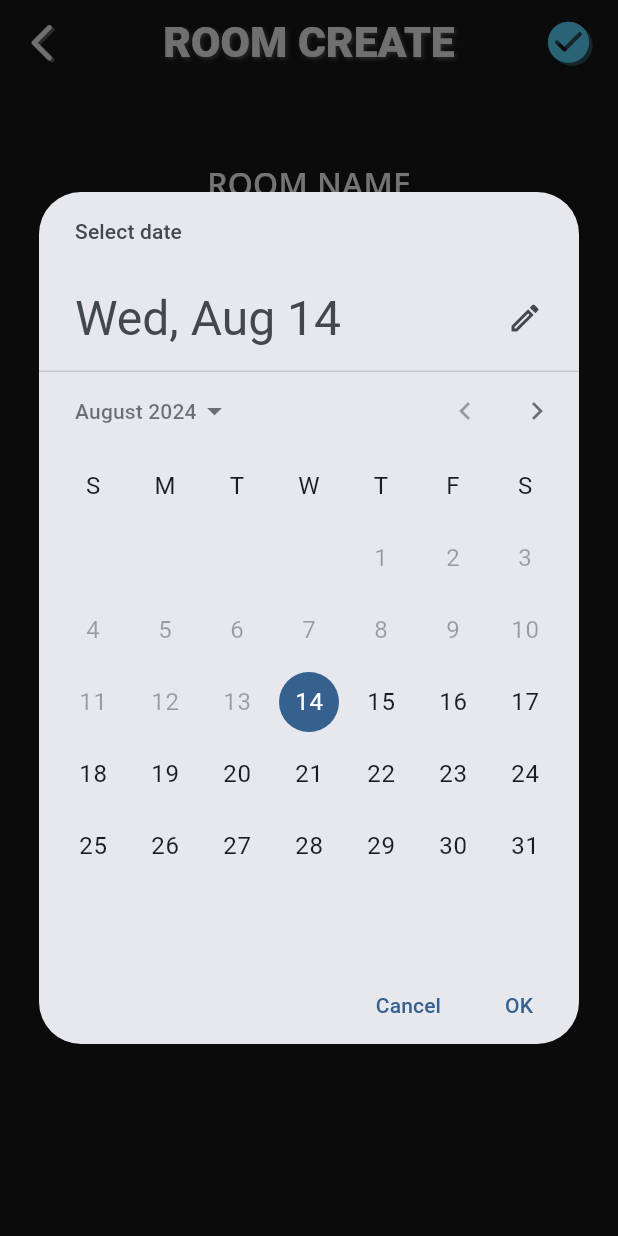
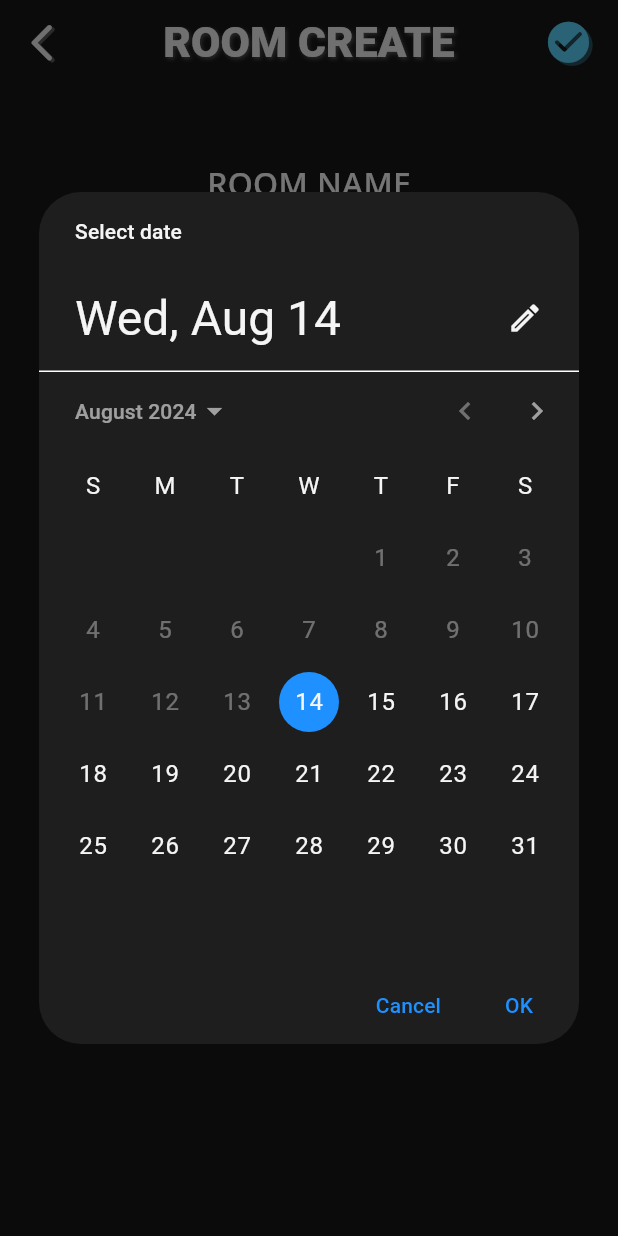
Before and after one commit to jhdo-dev/elice-1st-topkon, a Flutter app: the RoomCreatePage screen opened by its route, after a tap on "SELECT", on a phone screen of 412 x 824 dp. Run offline on Flutter 3.47's test engine with Material 3 defaults, Android fonts, the phone set to English and light mode, and no system bars; our stand-ins replace bloc, dartz, dio, equatable, flutter_bloc, flutter_screenutil and 3 more; accounts and stored records are empty; network calls fail; Roboto replaces fonts that are missing (Play).

Commit message:
피커 색상변경

```diff
--- a/alarm_front/lib/presentation/pages/room_create/room_create_page.dart
+++ b/alarm_front/lib/presentation/pages/room_create/room_create_page.dart
@@ -1,5 +1,6 @@
 import 'package:alarm_front/config/colors.dart';
 import 'package:alarm_front/config/text_styles.dart';
+import 'package:alarm_front/presentation/bloc/bottom_nav/bottom_nav_bloc.dart';
 import 'package:alarm_front/presentation/bloc/room/room_bloc.dart';
 import 'package:alarm_front/presentation/bloc/topic/topic_bloc.dart';
 import 'package:alarm_front/presentation/widgets/app_bar.dart';
@@ -23,6 +24,16 @@ class _RoomCreatePageState extends State<RoomCreatePage> {
   int? selectedTopic;
   final TextEditingController _controller = TextEditingController();
 
+  final ThemeData customDarkTheme = ThemeData(
+    brightness: Brightness.dark,
+    colorScheme: ColorScheme.dark(
+      primary: AppColors.sendMsgBurbleColor, // 주요 색상
+      onPrimary: AppColors.appbarColor, // 주요 색상 위의 글자색
+      surface: AppColors.cardColor, // 대화상자 배경색
+      onSurface: AppColors.appbarColor, // 대화상자 위의 글자색
+    ),
+  );
+
   @override
   void initState() {
     super.initState();
@@ -37,6 +48,8 @@ class _RoomCreatePageState extends State<RoomCreatePage> {
 
   @override
   Widget build(BuildContext context) {
+    context.read<BottomNavBloc>().state.selectedIndex;
+
     return Scaffold(
       appBar: AppbarWidget(
         title: "ROOM CREATE",
@@ -277,6 +290,12 @@ class _RoomCreatePageState extends State<RoomCreatePage> {
       initialDate: now,
       firstDate: now,
       lastDate: DateTime(now.year + 1),
+      builder: (BuildContext context, Widget? child) {
+        return Theme(
+          data: customDarkTheme,
+          child: child!,
+        );
+      },
     );
 
     if (pickedDate != null) {
@@ -306,6 +325,12 @@ class _RoomCreatePageState extends State<RoomCreatePage> {
       initialDate: now,
       firstDate: now,
       lastDate: DateTime(now.year + 1),
+      builder: (BuildContext context, Widget? child) {
+        return Theme(
+          data: customDarkTheme,
+          child: child!,
+        );
+      },
     );
 
     if (pickedDate != null) {
```
